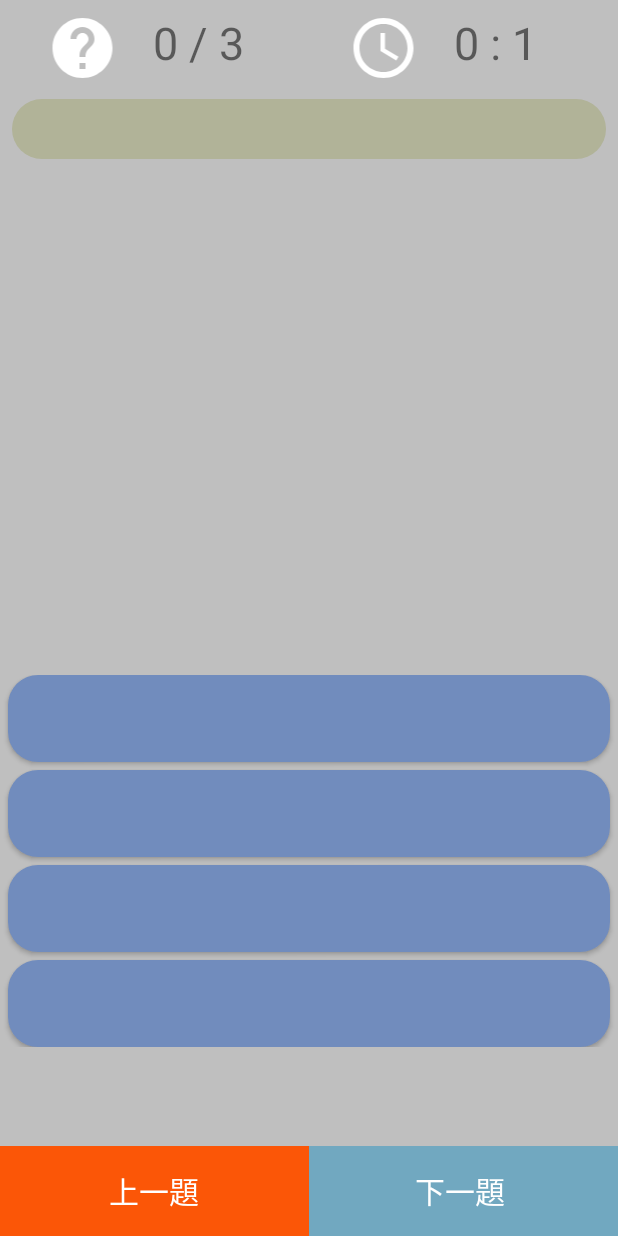
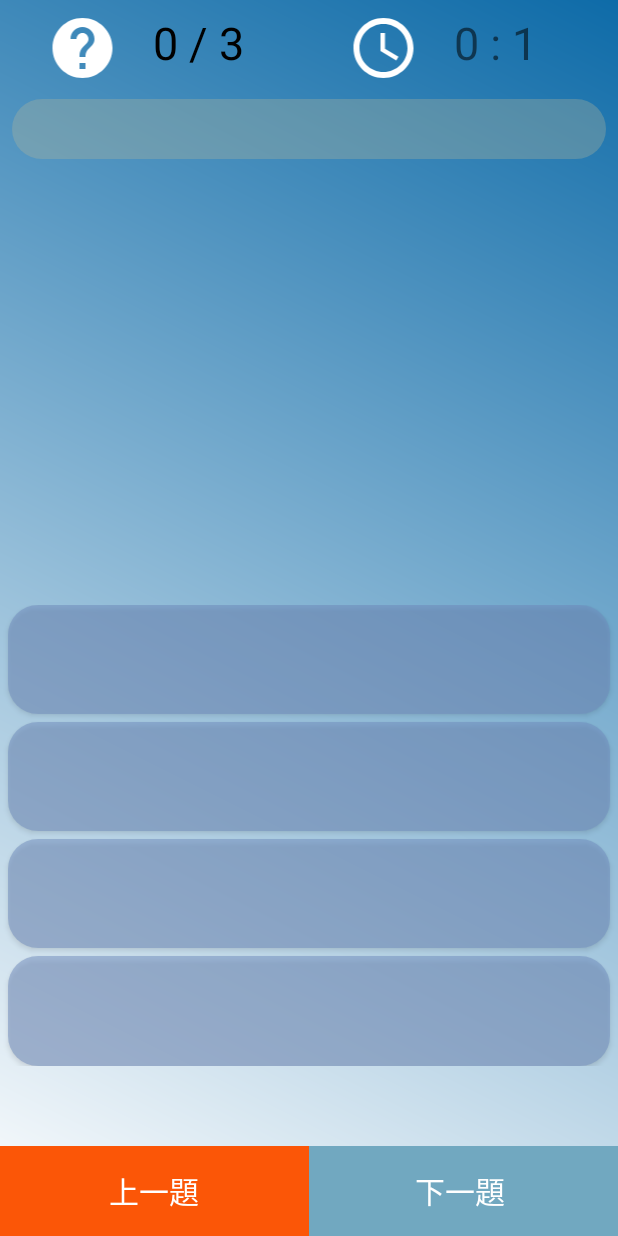
Before and after one commit to empirejames/IPAS, an Android app: the QuestionActivity screen opened directly, with no data from a screen before it, on a phone screen of 412 x 824 dp. Run offline under Robolectric (Android 15) with nearby library versions, the phone set to English and light mode, and no system bars; our stand-ins replace Firebase (no records; nobody signed in at launch, a user with empty details on screens opened directly); 3 statements that could not run were skipped.

Commit message:
Main UI adjust , Button more bigger

```diff
--- /dev/null
+++ b/app/src/main/res/drawable/gradient_question_background.xml
@@ -0,0 +1,8 @@
+<?xml version="1.0" encoding="utf-8"?>
+<shape xmlns:android="http://schemas.android.com/apk/res/android"
+    android:shape="rectangle">
+    <gradient
+        android:startColor="#FFFFFF"
+        android:endColor="#0E6BA8"
+        android:angle="45"/>
+</shape>
--- a/app/src/main/res/layout/content_question.xml
+++ b/app/src/main/res/layout/content_question.xml
@@ -6,7 +6,7 @@
     android:layout_height="match_parent"
     app:layout_behavior="@string/appbar_scrolling_view_behavior"
     tools:context=".QuestionActivity"
-    android:background="@color/background"
+    android:background="@drawable/gradient_question_background"
     tools:showIn="@layout/activity_question">
 
     <LinearLayout
@@ -47,6 +47,7 @@
                     android:layout_height="match_parent"
                     android:layout_weight="1"
                     android:text=""
+                    android:textColor="@color/black"
                     android:textSize="30dp" />
 
                 <ImageView
@@ -76,11 +77,11 @@
                     android:id="@+id/tv_content"
                     android:layout_width="match_parent"
                     android:layout_height="match_parent"
+                    android:layout_marginEnd="5dp"
+                    android:layout_marginLeft="5dp"
+                    android:layout_marginRight="5dp"
+                    android:layout_marginTop="5dp"
                     android:scrollbars="vertical"
-                    android:layout_marginTop="5dp"
-                    android:layout_marginRight="5dp"
-                    android:layout_marginLeft="5dp"
-                    android:layout_marginEnd="5dp"
                     android:text=""
                     android:textSize="25dp"
                     app:layout_constraintBottom_toTopOf="@+id/linearLayout"
@@ -96,7 +97,7 @@
     <LinearLayout
         android:id="@+id/linearLayout"
         android:layout_width="match_parent"
-        android:layout_height="248dp"
+        android:layout_height="307dp"
         android:layout_marginBottom="8dp"
         android:layout_marginTop="8dp"
         android:orientation="vertical"
@@ -110,63 +111,63 @@
 
         <Button
             android:id="@+id/btn_A"
-            android:background="@drawable/rule_button_shape"
             android:layout_width="match_parent"
             android:layout_height="0dp"
-            android:layout_weight="1"
-            android:gravity="start"
             android:layout_marginLeft="5dp"
             android:layout_marginRight="5dp"
+            android:layout_weight="1"
+            android:background="@drawable/rule_button_shape"
+            android:gravity="start"
             android:paddingLeft="20dp"
-            android:textSize="18dp"
+            android:text=""
             android:textColor="@color/btn_text_color"
-            android:text="" />
+            android:textSize="22dp" />
 
 
         <Button
             android:id="@+id/btn_B"
-            android:background="@drawable/rule_button_shape"
             android:layout_width="match_parent"
             android:layout_height="0dp"
-            android:layout_weight="1"
-            android:layout_marginTop="5dp"
             android:layout_marginLeft="5dp"
             android:layout_marginRight="5dp"
+            android:layout_marginTop="5dp"
+            android:layout_weight="1"
+            android:background="@drawable/rule_button_shape"
             android:gravity="start"
             android:paddingLeft="20dp"
-            android:textSize="18dp"
+            android:text=""
             android:textColor="@color/btn_text_color"
-            android:text="" />
+            android:textSize="22dp" />
 
         <Button
             android:id="@+id/btn_C"
-            android:background="@drawable/rule_button_shape"
             android:layout_width="match_parent"
             android:layout_height="0dp"
-            android:layout_marginTop="5dp"
             android:layout_marginLeft="5dp"
             android:layout_marginRight="5dp"
+            android:layout_marginTop="5dp"
             android:layout_weight="1"
+            android:background="@drawable/rule_button_shape"
             android:gravity="start"
             android:paddingLeft="20dp"
-            android:textSize="18dp"
+            android:text=""
             android:textColor="@color/btn_text_color"
-            android:text="" />
+            android:textSize="22dp" />
 
         <Button
             android:id="@+id/btn_D"
-            android:background="@drawable/rule_button_shape"
             android:layout_width="match_parent"
             android:layout_height="0dp"
-            android:layout_marginTop="5dp"
             android:layout_marginLeft="5dp"
             android:layout_marginRight="5dp"
+            android:layout_marginTop="5dp"
             android:layout_weight="1"
+            android:background="@drawable/rule_button_shape"
             android:gravity="start"
             android:paddingLeft="20dp"
-            android:textSize="18dp"
+            android:text=""
             android:textColor="@color/btn_text_color"
-            android:text="" />
+            android:textSize="22dp" />
     </LinearLayout>
 
     <include
--- a/app/src/main/res/values/colors.xml
+++ b/app/src/main/res/values/colors.xml
@@ -11,10 +11,10 @@
     <color name="gray_overlay">#71A8C0</color>
     <color name="red_overlay_pressed">#CE4706</color>
     <color name="gray_overlay_pressed">#46849e</color>
-    <color name="gray_background">#B1B398</color>
+    <color name="gray_background">#55B1B398</color>
 
-    <color name = "background">#BFBFBF</color>color>
-    <color name = "button_background">#718CBD</color>color>
+    <color name = "background">#677386</color>color>
+    <color name = "button_background">#80718CBD</color>color>
     <color name = "main_button_background">#55E9F1F7</color>color>
     <color name = "btn_text_color">#EDF4EF</color>color>
 
```
